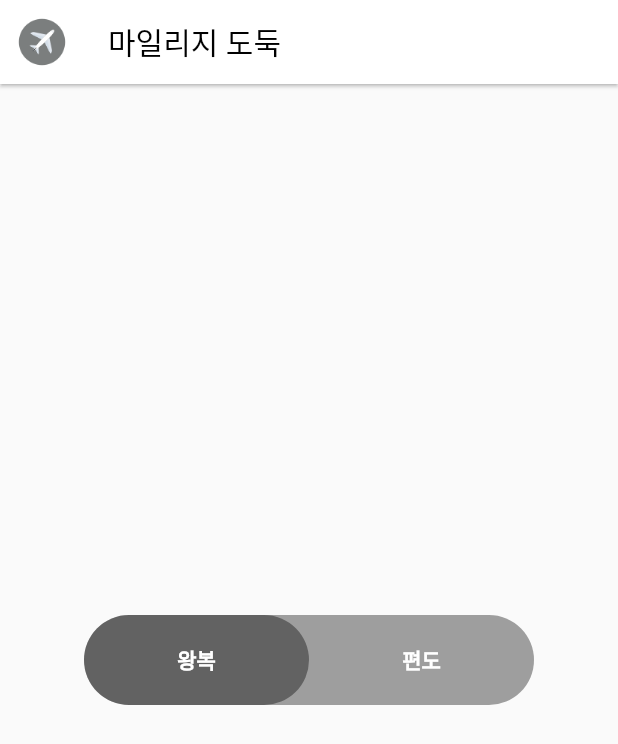
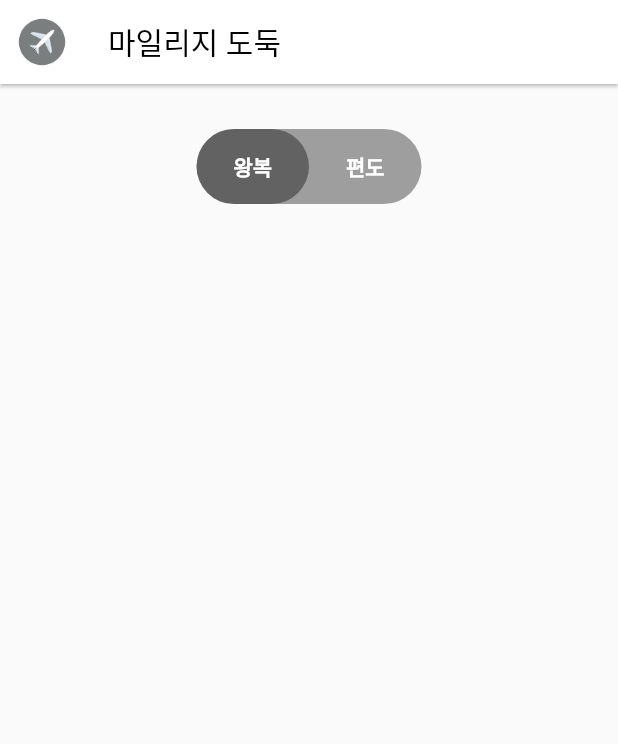
Before and after one commit to mungyuchoi/mileage_thief, a Flutter app: the screen it shows after launch, on a phone screen of 412 x 824 dp. Shown: the top 744 px of the screen. Run offline on Flutter 3.47's test engine with Material 2 defaults, Android fonts, the phone set to English and light mode, and no system bars.

Commit message:
SearchScreen, AwayScreen 구분 마진 추가 다음 작업으로는 검색 부분 추가해야함.

```diff
--- a/lib/screen/search_screen.dart
+++ b/lib/screen/search_screen.dart
@@ -5,14 +5,48 @@ class SearchScreen extends StatefulWidget {
   State<StatefulWidget> createState() => _SearchScreenState();
 }
 
-const double width = 300.0;
-const double height = 60.0;
+const double width = 150.0;
+const double height = 50.0;
 const double loginAlign = -1;
 const double signInAlign = 1;
 const Color selectedColor = Colors.white;
 const Color normalColor = Colors.white;
 
 class _SearchScreenState extends State<SearchScreen> {
+  @override
+  Widget build(BuildContext context) {
+    return Scaffold(
+        appBar: AppBar(
+          title: const Text(
+            '마일리지 도둑',
+            style: TextStyle(color: Colors.black),
+          ),
+          leading: Image.asset(
+            'asset/img/airplane.png',
+            scale: 2,
+          ),
+          backgroundColor: Colors.white,
+          elevation: 1,
+        ),
+        body: Container(
+          width: MediaQuery.of(context).size.width,
+          height: MediaQuery.of(context).size.height,
+          child: const Column(
+            crossAxisAlignment: CrossAxisAlignment.center,
+            children: <Widget>[AwayScreen()],
+          ),
+        ));
+  }
+}
+
+class AwayScreen extends StatefulWidget {
+  const AwayScreen({Key? key}) : super(key: key);
+
+  @override
+  State<StatefulWidget> createState() => _AwayScreenState();
+}
+
+class _AwayScreenState extends State<AwayScreen> {
   double xAlign = 5.0;
   Color loginColor = Colors.black;
   Color signInColor = Colors.black;
@@ -27,24 +61,11 @@ class _SearchScreenState extends State<SearchScreen> {
 
   @override
   Widget build(BuildContext context) {
-    return Scaffold(
-      appBar: AppBar(
-        title: Text(
-          '마일리지 도둑',
-          style: TextStyle(color: Colors.black),
-        ),
-        leading: Image.asset(
-          'asset/img/airplane.png',
-          scale: 2,
-        ),
-        backgroundColor: Colors.white,
-        elevation: 1,
-      ),
-      body: Center(
-        child: Container(
+    return Container(
       width: width,
       height: height,
-          decoration: BoxDecoration(
+      margin: const EdgeInsets.only(top: 30),
+      decoration: const BoxDecoration(
         color: Colors.grey,
         borderRadius: BorderRadius.all(
           Radius.circular(50.0),
@@ -58,7 +79,7 @@ class _SearchScreenState extends State<SearchScreen> {
             child: Container(
               width: width * 0.5,
               height: height,
-                  decoration: BoxDecoration(
+              decoration: const BoxDecoration(
                 color: Colors.black38,
                 borderRadius: BorderRadius.all(
                   Radius.circular(50.0),
@@ -95,7 +116,6 @@ class _SearchScreenState extends State<SearchScreen> {
               setState(() {
                 xAlign = signInAlign;
                 signInColor = selectedColor;
-
                 loginColor = normalColor;
               });
             },
@@ -117,8 +137,6 @@ class _SearchScreenState extends State<SearchScreen> {
           ),
         ],
       ),
-        ),
-      ),
     );
   }
 }
```
Lines whose indentation alone changed are shown as unchanged.
